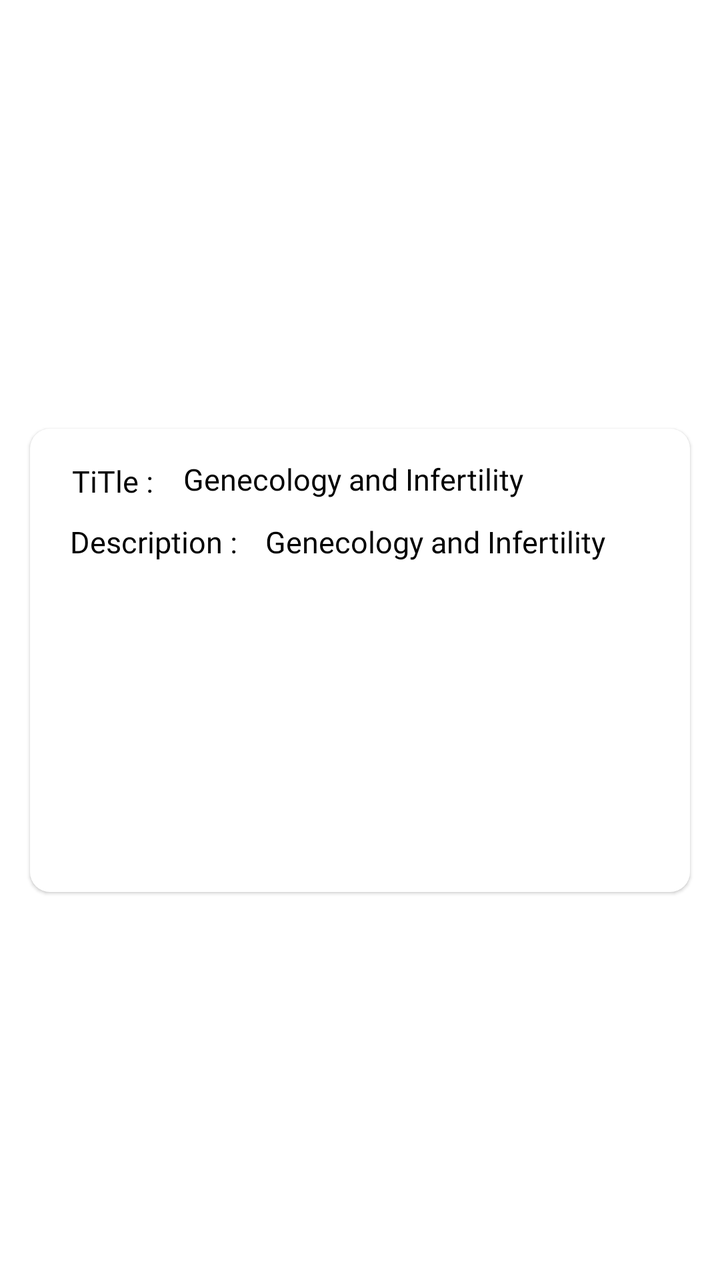
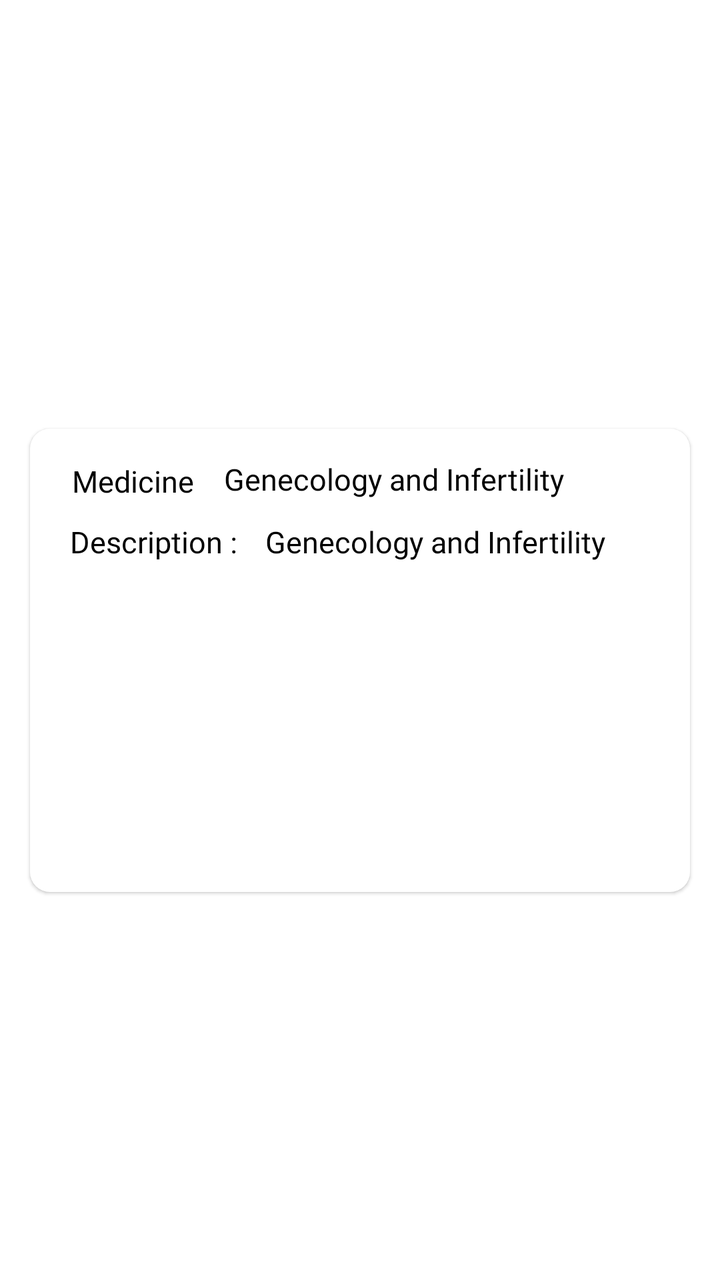

Two renders of the same Android screen: before a commit and after it. Below are the layout's source before the change and the commit's diff.
<!-- AndroidManifest.xml: application theme Theme.NewDesign -->
<!-- res/layout/item_layout_emr.xml -->
<?xml version="1.0" encoding="utf-8"?>
<androidx.constraintlayout.widget.ConstraintLayout
        xmlns:android="http://schemas.android.com/apk/res/android"
        android:layout_width="match_parent"
        android:layout_height="wrap_content"
        xmlns:app="http://schemas.android.com/apk/res-auto">

    <androidx.constraintlayout.widget.ConstraintLayout
            android:id="@+id/layout_doctorsDetail"
            android:layout_width="match_parent"
            android:layout_height="wrap_content"
            android:layout_marginTop="25dp"
            android:layout_marginBottom="5dp"
            android:layout_marginStart="15dp"
            android:layout_marginEnd="15dp"
            android:padding="8dp"
            android:elevation="1dp"
            android:background="@drawable/bg_edittext"
            app:layout_constraintBottom_toBottomOf="parent"
            app:layout_constraintEnd_toEndOf="parent"
            app:layout_constraintStart_toStartOf="parent"
            app:layout_constraintTop_toTopOf="parent">


        <androidx.appcompat.widget.AppCompatTextView
                android:id="@+id/tv_title"
                android:layout_width="wrap_content"
                android:layout_height="wrap_content"
                android:layout_marginStart="10dp"
                android:layout_marginTop="5dp"
                android:fontFamily="@font/avenirltstd_roman"
                android:gravity="start"
                android:padding="3dp"
                android:text="@string/title"
                android:textColor="@color/black"
                android:textSize="15sp"
                app:layout_constraintStart_toStartOf="parent"
                app:layout_constraintEnd_toStartOf="@+id/title"
                app:layout_constraintTop_toTopOf="parent"
                />

        <androidx.appcompat.widget.AppCompatTextView
                android:id="@+id/title"
                android:layout_width="0dp"
                android:layout_height="wrap_content"
                android:layout_marginStart="10dp"
                android:layout_marginTop="5dp"
                android:fontFamily="@font/avenirltstd_roman"
                android:gravity="start"
                android:padding="2dp"
                android:text="Genecology and Infertility"
                android:textColor="@color/black"
                android:textSize="15sp"
                app:layout_constraintEnd_toEndOf="parent"
                app:layout_constraintStart_toEndOf="@+id/tv_title"
                app:layout_constraintTop_toTopOf="parent"
                />


        <androidx.appcompat.widget.AppCompatTextView
                android:id="@+id/tv_Description"
                android:layout_width="0dp"
                android:layout_height="wrap_content"
                android:layout_marginStart="10dp"
                android:layout_marginTop="5dp"
                android:fontFamily="@font/avenirltstd_roman"
                android:gravity="start"
                android:padding="2dp"
                android:text="@string/description"
                android:textColor="@color/black"
                android:textSize="15sp"
                app:layout_constraintStart_toStartOf="parent"
                app:layout_constraintTop_toBottomOf="@+id/tv_title"/>

        <androidx.appcompat.widget.AppCompatTextView
                android:id="@+id/description"
                android:layout_width="0dp"
                android:layout_height="wrap_content"
                android:layout_marginStart="10dp"
                android:layout_marginTop="5dp"
                android:maxLines="2"
                android:ellipsize="end"
                android:fontFamily="@font/avenirltstd_roman"
                android:gravity="start"
                android:padding="2dp"
                android:text="Genecology and Infertility"
                android:textColor="@color/black"
                android:textSize="15sp"
                app:layout_constraintEnd_toEndOf="parent"
                app:layout_constraintStart_toEndOf="@+id/tv_Description"
                app:layout_constraintTop_toBottomOf="@+id/tv_title"
        />

        <androidx.appcompat.widget.AppCompatImageView
                android:id="@+id/iv_documentUrl"
                android:layout_width="match_parent"
                android:layout_height="150dp"
                android:adjustViewBounds="true"
                android:layout_marginTop="5dp"
                android:scaleType="fitXY"
                app:layout_constraintStart_toStartOf="parent"
                app:layout_constraintEnd_toEndOf="parent"
                app:layout_constraintTop_toBottomOf="@+id/tv_Description"/>

    </androidx.constraintlayout.widget.ConstraintLayout>


</androidx.constraintlayout.widget.ConstraintLayout>
<!-- resources referenced by this layout -->
<resources>
  <color name="black">#FF000000</color>
  <!-- drawable bg_edittext (drawable) -->
  <?xml version="1.0" encoding="utf-8"?>
  <shape xmlns:android="http://schemas.android.com/apk/res/android"
      android:shape="rectangle"
      >
  
      <solid android:color="@color/white"/>
      <corners android:radius="10dp"/>
  </shape>
  <string name="description">Description :</string>
  <string name="title">TiTle :</string>
  <style name="Theme.NewDesign" parent="Theme.MaterialComponents.Light.NoActionBar">
          
          <item name="colorPrimary">@color/purple_500</item>
          <item name="colorPrimaryVariant">@color/purple_700</item>
          <item name="colorOnPrimary">@color/white</item>
          
          <item name="colorSecondary">#0639BA</item>
          <item name="colorSecondaryVariant">@color/teal_700</item>
          <item name="colorOnSecondary">@color/black</item>
          
          <item name="android:statusBarColor">?attr/colorPrimaryVariant</item>
          
      </style>
  <color name="white">#FFFFFFFF</color>
  <color name="purple_500">#AEB3BE</color>
  <color name="purple_700">#FF3700B3</color>
  <color name="teal_700">#FF018786</color>
</resources>

<!-- the commit's change to res/layout/item_layout_emr.xml (unified diff, before → after) -->
@@ -31,7 +31,7 @@
                 android:fontFamily="@font/avenirltstd_roman"
                 android:gravity="start"
                 android:padding="3dp"
-                android:text="@string/title"
+                android:text="@string/medicine"
                 android:textColor="@color/black"
                 android:textSize="15sp"
                 app:layout_constraintStart_toStartOf="parent"
<!-- resource entries referenced after the edit -->
@@ -11,7 +11,7 @@
       <corners android:radius="10dp"/>
   </shape>
   <string name="description">Description :</string>
-  <string name="title">TiTle :</string>
+  <string name="medicine">Medicine</string>
   <style name="Theme.NewDesign" parent="Theme.MaterialComponents.Light.NoActionBar">
           
           <item name="colorPrimary">@color/purple_500</item>
